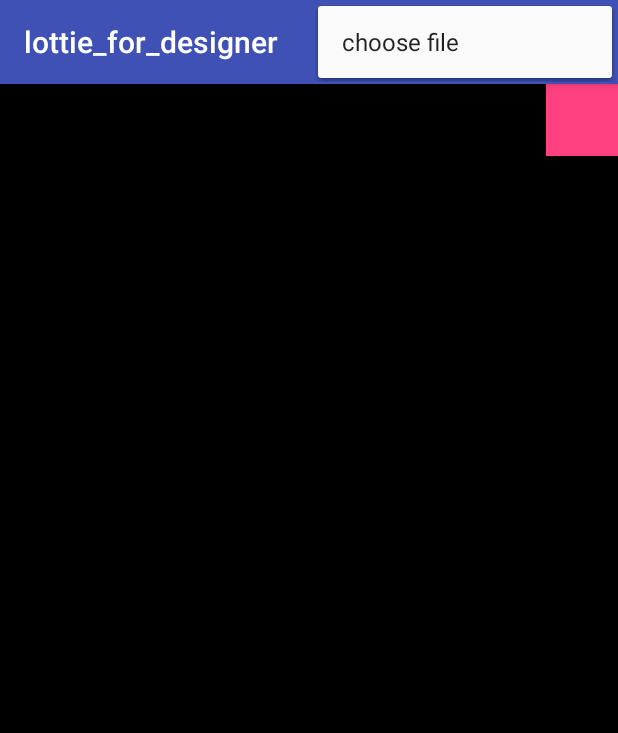
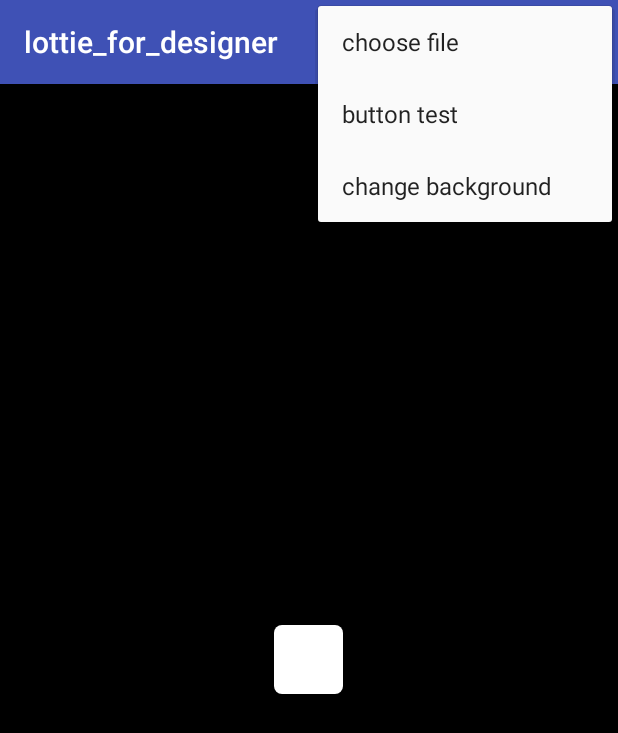
Before and after one commit to jinseongho/lottie_for_designer, an Android app: the screen it shows after launch (MainActivity), with the options menu open, on a phone screen of 412 x 824 dp. Shown: the top 733 px of the screen. Run offline under Robolectric (Android 15) with nearby library versions, the phone set to English and light mode, and no system bars; our stand-ins replace ButterKnife, data binding.

Commit message:
Add test button type

```diff
--- a/app/src/main/java/me/ingeni/lottie_for_designer/MainActivity.java
+++ b/app/src/main/java/me/ingeni/lottie_for_designer/MainActivity.java
@@ -10,8 +10,6 @@ import android.support.v4.content.ContextCompat;
 import android.support.v7.app.AppCompatActivity;
 import android.view.Menu;
 import android.view.MenuItem;
-import android.view.View;
-import android.widget.ImageButton;
 import android.widget.RelativeLayout;
 import android.widget.Toast;
 
@@ -26,7 +24,7 @@ import butterknife.BindView;
 import butterknife.ButterKnife;
 import me.ingeni.lottie_for_designer.databinding.ActivityMainBinding;
 
-public class MainActivity extends AppCompatActivity implements View.OnClickListener {
+public class MainActivity extends AppCompatActivity {
 
     private final int REQUEST_FILE = 1004;
 
@@ -34,9 +32,6 @@ public class MainActivity extends AppCompatActivity implements View.OnClickListe
     RelativeLayout mLlRoot;
     @BindView(R.id.animation_view)
     LottieAnimationView mAnimationView;
-    @BindView(R.id.bg_btn)
-    ImageButton mIbBgBtn;
-
 
     private ActivityMainBinding mBinding;
 
@@ -45,12 +40,11 @@ public class MainActivity extends AppCompatActivity implements View.OnClickListe
         super.onCreate(savedInstanceState);
         mBinding = DataBindingUtil.setContentView(this, R.layout.activity_main);
         ButterKnife.bind(this);
-        mIbBgBtn.setOnClickListener(this);
     }
 
     @Override
     public boolean onCreateOptionsMenu(Menu menu) {
-        getMenuInflater().inflate(R.menu.upload, menu);
+        getMenuInflater().inflate(R.menu.menu, menu);
         return super.onCreateOptionsMenu(menu);
     }
 
@@ -62,6 +56,15 @@ public class MainActivity extends AppCompatActivity implements View.OnClickListe
                 importFileIntent.setType("*/*");
                 importFileIntent.addCategory(Intent.CATEGORY_OPENABLE);
                 startActivityForResult(importFileIntent, REQUEST_FILE);
+                return true;
+            }
+            case R.id.menu_button_test: {
+
+                return true;
+            }
+            case R.id.menu_background: {
+                mLlRoot.setSelected(!mLlRoot.isSelected());
+                mLlRoot.setBackground(ContextCompat.getDrawable(this, mLlRoot.isSelected() ? android.R.color.white : android.R.color.black));
                 return true;
             }
         }
@@ -122,12 +125,6 @@ public class MainActivity extends AppCompatActivity implements View.OnClickListe
             }
         }
         return result;
-    }
-
-    @Override
-    public void onClick(View v) {
-        v.setSelected(!v.isSelected());
-        mLlRoot.setBackground(ContextCompat.getDrawable(this, v.isSelected() ? android.R.color.white : android.R.color.black));
     }
 
     //    @SuppressLint("NewApi")
--- /dev/null
+++ b/app/src/main/res/drawable/rounded_button.xml
@@ -0,0 +1,9 @@
+<?xml version="1.0" encoding="utf-8"?>
+<layer-list xmlns:android="http://schemas.android.com/apk/res/android">
+    <item>
+        <shape android:shape="rectangle">
+            <solid android:color="@android:color/white" />
+            <corners android:radius="5dp" />
+        </shape>
+    </item>
+</layer-list>
--- a/app/src/main/res/layout/activity_main.xml
+++ b/app/src/main/res/layout/activity_main.xml
@@ -15,29 +15,29 @@
         android:layout_height="match_parent"
         android:background="@android:color/black">
 
-        <com.airbnb.lottie.LottieAnimationView
-            android:id="@+id/animation_view"
-            android:layout_width="wrap_content"
-            android:layout_height="wrap_content" />
+        <LinearLayout
+            android:id="@+id/test_button_container"
+            android:layout_width="46dp"
+            android:layout_height="46dp"
+            android:layout_centerInParent="true"
+            android:background="@drawable/rounded_button"
+            android:orientation="vertical">
+
+            <com.airbnb.lottie.LottieAnimationView
+                android:id="@+id/animation_view"
+                android:layout_width="wrap_content"
+                android:layout_height="wrap_content"
+                android:layout_gravity="center" />
+        </LinearLayout>
 
         <TextView
             android:layout_width="wrap_content"
             android:layout_height="wrap_content"
+            android:layout_alignParentBottom="true"
             android:layout_centerHorizontal="true"
-            android:layout_marginTop="10dp"
+            android:layout_marginBottom="10dp"
             android:text="@{jsonData.fileName}"
             android:textColor="@color/colorAccent"
             tools:text="name" />
-
-
-        <ImageButton
-            android:id="@+id/bg_btn"
-            android:layout_width="48dp"
-            android:layout_height="48dp"
-            android:layout_alignParentRight="true"
-            android:layout_gravity="bottom"
-            android:background="@android:color/transparent"
-            android:src="@color/colorAccent" />
-
     </RelativeLayout>
 </layout>
--- /dev/null
+++ b/app/src/main/res/menu/menu.xml
@@ -0,0 +1,16 @@
+<?xml version="1.0" encoding="utf-8"?>
+<menu xmlns:android="http://schemas.android.com/apk/res/android"
+    xmlns:app="http://schemas.android.com/apk/res-auto">
+    <item
+        android:id="@+id/menu_upload"
+        android:title="@string/menu_01"
+        app:showAsAction="never" />
+    <item
+        android:id="@+id/menu_button_test"
+        android:title="@string/menu_02"
+        app:showAsAction="never" />
+    <item
+        android:id="@+id/menu_background"
+        android:title="@string/menu_03"
+        app:showAsAction="never" />
+</menu>
--- a/app/src/main/res/menu/upload.xml
+++ /dev/null
@@ -1,8 +0,0 @@
-<?xml version="1.0" encoding="utf-8"?>
-<menu xmlns:android="http://schemas.android.com/apk/res/android"
-    xmlns:app="http://schemas.android.com/apk/res-auto">
-    <item
-        android:id="@+id/menu_upload"
-        android:title="choose file"
-        app:showAsAction="never" />
-</menu>
--- a/app/src/main/res/values/strings.xml
+++ b/app/src/main/res/values/strings.xml
@@ -3,4 +3,8 @@
 
     <string name="message_error_01">File Not Found</string>
     <string name="message_error_02">choose json file</string>
+
+    <string name="menu_01">choose file</string>
+    <string name="menu_02">button test</string>
+    <string name="menu_03">change background</string>
 </resources>
```
